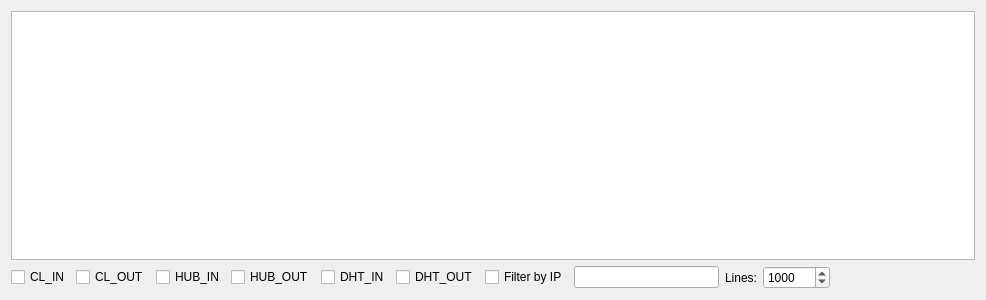
Qt form eiskaltdcpp-qt/ui/UICmdDebug.ui (eiskaltdcpp/eiskaltdcpp) before a commit.
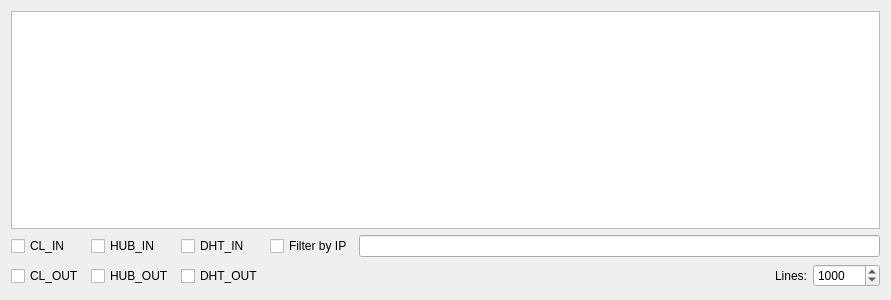
The same form after that commit.

The edit to the form file:
```diff
--- a/eiskaltdcpp-qt/ui/UICmdDebug.ui
+++ b/eiskaltdcpp-qt/ui/UICmdDebug.ui
@@ -6,7 +6,7 @@
    <rect>
     <x>0</x>
     <y>0</y>
-    <width>986</width>
+    <width>891</width>
     <height>300</height>
    </rect>
   </property>
@@ -22,49 +22,30 @@
     </widget>
    </item>
    <item>
-    <layout class="QHBoxLayout" name="horizontalLayout">
-     <item>
+    <layout class="QGridLayout" name="gridLayout">
+     <item row="0" column="0">
       <widget class="QCheckBox" name="checkBoxCL_IN">
        <property name="text">
         <string>CL_IN</string>
        </property>
       </widget>
      </item>
-     <item>
-      <widget class="QCheckBox" name="checkBoxCL_OUT">
-       <property name="text">
-        <string>CL_OUT</string>
-       </property>
-      </widget>
-     </item>
-     <item>
+     <item row="0" column="1">
       <widget class="QCheckBox" name="checkBoxHUB_IN">
        <property name="text">
         <string>HUB_IN</string>
        </property>
       </widget>
      </item>
-     <item>
-      <widget class="QCheckBox" name="checkBoxHUB_OUT">
-       <property name="text">
-        <string>HUB_OUT</string>
-       </property>
-      </widget>
-     </item>
-     <item>
+     <item row="0" column="2">
       <widget class="QCheckBox" name="checkBoxDHT_IN">
        <property name="text">
         <string>DHT_IN</string>
        </property>
       </widget>
      </item>
-     <item>
-      <widget class="QCheckBox" name="checkBoxDHT_OUT">
-       <property name="text">
-        <string>DHT_OUT</string>
-       </property>
-      </widget>
-     </item>
+     <item row="0" column="3">
+      <layout class="QHBoxLayout" name="horizontalLayout">
      <item>
       <widget class="QCheckBox" name="checkBoxFilterIP">
        <property name="text">
@@ -75,23 +56,31 @@
      <item>
       <widget class="QLineEdit" name="lineEditIP"/>
      </item>
-     <item>
-      <widget class="QLabel" name="label">
+      </layout>
+     </item>
+     <item row="1" column="0">
+      <widget class="QCheckBox" name="checkBoxCL_OUT">
        <property name="text">
-        <string>Lines:</string>
+        <string notr="true">CL_OUT</string>
        </property>
       </widget>
      </item>
-     <item>
-      <widget class="QSpinBox" name="spinBoxLines">
-       <property name="maximum">
-        <number>100000</number>
+     <item row="1" column="1">
+      <widget class="QCheckBox" name="checkBoxHUB_OUT">
+       <property name="text">
+        <string notr="true">HUB_OUT</string>
        </property>
-       <property name="value">
-        <number>1000</number>
+      </widget>
+     </item>
+     <item row="1" column="2">
+      <widget class="QCheckBox" name="checkBoxDHT_OUT">
+       <property name="text">
+        <string notr="true">DHT_OUT</string>
        </property>
       </widget>
      </item>
+     <item row="1" column="3">
+      <layout class="QHBoxLayout" name="horizontalLayout_2">
      <item>
       <spacer name="horizontalSpacer">
        <property name="orientation">
@@ -99,11 +88,30 @@
        </property>
        <property name="sizeHint" stdset="0">
         <size>
-         <width>40</width>
-         <height>20</height>
+           <width>29</width>
+           <height>26</height>
         </size>
        </property>
       </spacer>
+       </item>
+       <item>
+        <widget class="QLabel" name="label">
+         <property name="text">
+          <string>Lines:</string>
+         </property>
+        </widget>
+       </item>
+       <item>
+        <widget class="QSpinBox" name="spinBoxLines">
+         <property name="maximum">
+          <number>100000</number>
+         </property>
+         <property name="value">
+          <number>1000</number>
+         </property>
+        </widget>
+       </item>
+      </layout>
      </item>
     </layout>
    </item>
```
Left out of the diff: 8 changed lines with no effect on the pictures. Lines whose indentation alone changed are shown as unchanged.
